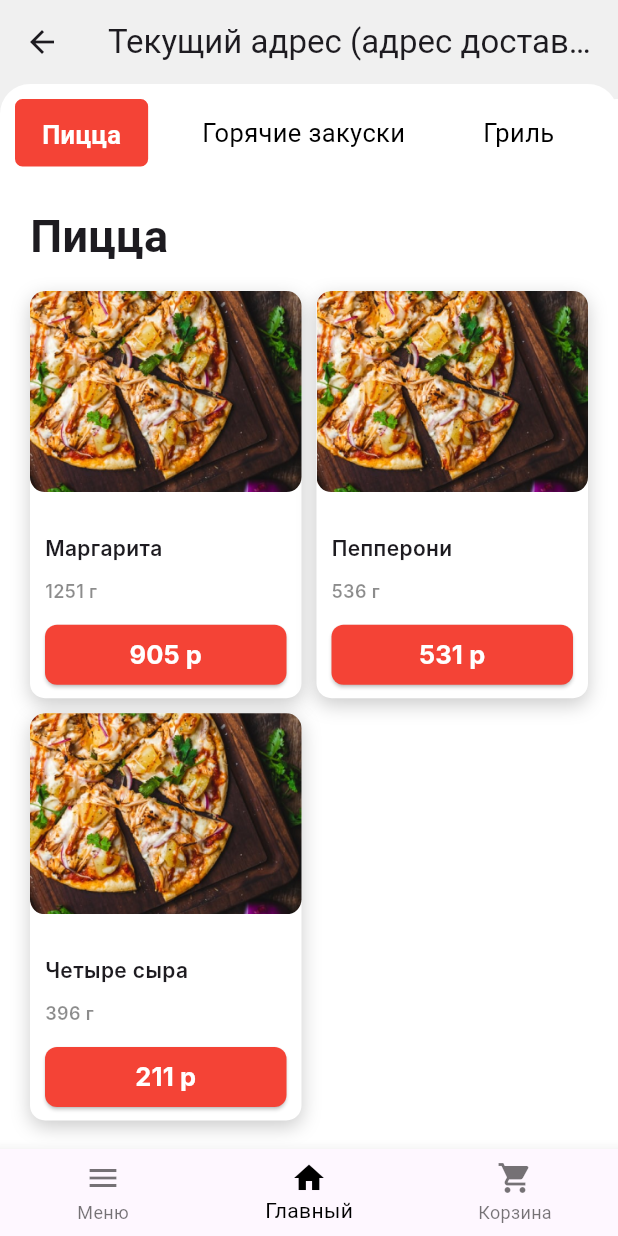
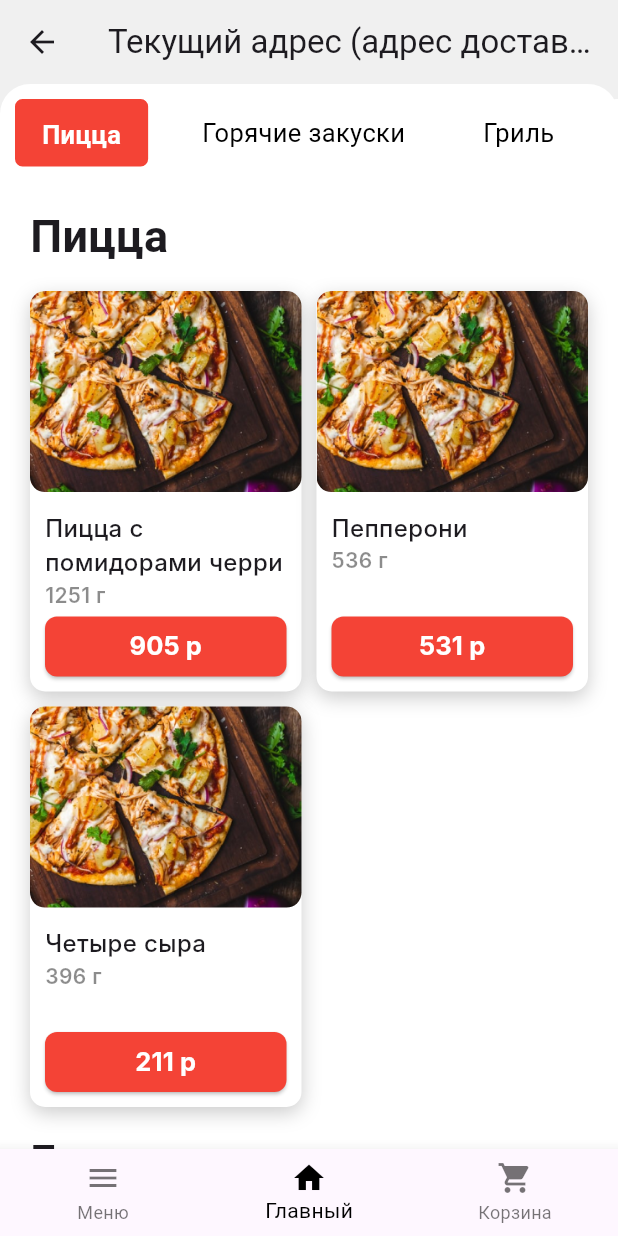
Before and after one commit to GerardDugal/pizza_and_flutter, a Flutter app: the Menu screen opened directly, after a tap on "Доставка", on a phone screen of 412 x 824 dp. Run offline on Flutter 3.47's test engine with Material 3 defaults, Android fonts, the phone set to English and light mode, and no system bars; our stand-ins replace ionicons; Roboto replaces fonts that are missing (Inter).

Commit message:
Почти закончил дизайн

```diff
--- a/lib/widget/menu/dishes.dart
+++ b/lib/widget/menu/dishes.dart
@@ -154,13 +154,18 @@ class Dishes extends StatelessWidget {
           ),
           Container(
             height: 120,
-            padding: EdgeInsets.fromLTRB(10, 5, 10, 0),
+            padding: EdgeInsets.fromLTRB(10, 0, 10, 6),
             child: Column(
-              mainAxisAlignment: MainAxisAlignment.spaceAround,
+              mainAxisAlignment: MainAxisAlignment.spaceBetween,
               crossAxisAlignment: CrossAxisAlignment.start,
               children: [
-                Text(dish_name, style: TextStyle(fontFamily: "Inter", fontSize: 14, fontWeight: FontWeight.w600)),
-                Text("${weight.toString()} г", style: TextStyle(fontFamily: "Inter", fontSize: 12, fontWeight: FontWeight.w600, color: Colors.black45)),
+                Column(
+                  crossAxisAlignment: CrossAxisAlignment.start,
+                  children: [
+                    Text(dish_name, style: TextStyle(fontFamily: "Inter", fontSize: 16, fontWeight: FontWeight.w500)),
+                    Text("${weight.toString()} г", style: TextStyle(fontFamily: "Inter", fontSize: 14, fontWeight: FontWeight.w600, color: Colors.black45)),
+                  ],
+                ),
                 // SizedBox(height: 20),
                 if (isInCart)
                   Row(
--- a/lib/widget/menu/menu.dart
+++ b/lib/widget/menu/menu.dart
@@ -17,7 +17,7 @@ List<Map<String, dynamic>> categorizedMenu = [
     'category': 'Пицца',
     'items': [
       Dishes(
-        dish_name: "Маргарита",
+        dish_name: "Пицца с помидорами черри",
         price: getRandomPrice(),
         weight: getRandomWeight(),
         description: "Классическая пицца с томатным соусом и свежей моцареллой.",
--- a/lib/widget/menu/menu_main.dart
+++ b/lib/widget/menu/menu_main.dart
@@ -12,17 +12,12 @@ class Menu extends StatefulWidget {
 class _MenuState extends State<Menu> {
   int _selectedIndex = 1;
   int _highlightedCategoryIndex = 0;
-  ScrollController _scrollController = ScrollController();
-  Map<String, GlobalKey> _categoryKeys = {};
+  final ScrollController _scrollController = ScrollController();
+  final Map<String, double> _categoryOffsets = {}; // Хранение позиций категорий
 
   @override
   void initState() {
     super.initState();
-
-    // Инициализация ключей для каждой категории
-    for (var category in categorizedMenu) {
-      _categoryKeys[category['category']] = GlobalKey();
-    }
 
     // Добавляем слушатель для скролла
     _scrollController.addListener(_onScroll);
@@ -31,43 +26,37 @@ class _MenuState extends State<Menu> {
   // Метод для обновления активной категории при скролле
   void _onScroll() {
     final scrollOffset = _scrollController.offset;
-    final screenHeight = MediaQuery.of(context).size.height;
+    for (int i = 0; i < categorizedMenu.length; i++) {
+      final offset = _categoryOffsets[categorizedMenu[i]['category']] ?? 0;
 
-    for (int i = 0; i < categorizedMenu.length; i++) {
-      final key = _categoryKeys[categorizedMenu[i]['category']];
-      if (key != null) {
-        final context = key.currentContext;
-        if (context != null) {
-          final box = context.findRenderObject() as RenderBox;
-
-          // Определение позиции категории
-          final categoryOffset = box.localToGlobal(Offset.zero).dy;
-          final categoryHeight = box.size.height;
-
-          // Проверяем, находится ли категория в пределах видимости экрана
-          if (categoryOffset + categoryHeight > 0 &&
-              categoryOffset < screenHeight) {
-            // Если категория в пределах видимости, обновляем подсветку
+      // Проверяем, попадает ли категория в видимую область экрана
+      if (scrollOffset >= offset - 200) {
         setState(() {
           _highlightedCategoryIndex = i;
         });
-            break; // Выходим из цикла при нахождении первой видимой категории
-          }
-        }
       }
     }
   }
 
-  // Метод для плавного скролла к нужной категории
-  void _scrollToCategory(String category) {
-    final key = _categoryKeys[category];
-    if (key != null) {
-      Scrollable.ensureVisible(
-        key.currentContext!,
+  // Метод для скролла к нужной категории
+  void _scrollToCategory(int index) {
+    final categoryOffset = _categoryOffsets[categorizedMenu[index]['category']] ?? 0;
+    _scrollController.animateTo(
+      categoryOffset,
       duration: Duration(milliseconds: 300),
-        alignment: 0.1,
+      curve: Curves.easeInOut,
     );
   }
+
+  // Метод для получения позиции категории при построении
+  void _onCategoryLayout(String category, BuildContext context) {
+    WidgetsBinding.instance.addPostFrameCallback((_) {
+      final RenderBox box = context.findRenderObject() as RenderBox;
+      final offset = box.localToGlobal(Offset.zero).dy + _scrollController.offset;
+      setState(() {
+        _categoryOffsets[category] = offset;
+      });
+    });
   }
 
   void _onItemTapped(int index) {
@@ -122,7 +111,7 @@ class _MenuState extends State<Menu> {
                   final isHighlighted = _highlightedCategoryIndex == index;
                   return GestureDetector(
                     onTap: () {
-                      _scrollToCategory(categorizedMenu[index]['category']);
+                      _scrollToCategory(index);
                     },
                     child: Container(
                       padding: EdgeInsets.symmetric(horizontal: 16, vertical: 10),
@@ -155,8 +144,10 @@ class _MenuState extends State<Menu> {
                   for (var category in categorizedMenu) ...[
                     // Якорь категории
                     SliverToBoxAdapter(
-                      key: _categoryKeys[category['category']],
-                      child: Padding(
+                      child: Builder(
+                        builder: (context) {
+                          _onCategoryLayout(category['category'], context);
+                          return Padding(
                             padding: const EdgeInsets.fromLTRB(20, 15, 0, 15),
                             child: Text(
                               category['category'],
@@ -165,6 +156,8 @@ class _MenuState extends State<Menu> {
                                 fontWeight: FontWeight.bold,
                               ),
                             ),
+                          );
+                        },
                       ),
                     ),
                     // Сетка с блюдами
@@ -175,7 +168,7 @@ class _MenuState extends State<Menu> {
                           crossAxisCount: 2,
                           crossAxisSpacing: 10.0,
                           mainAxisSpacing: 10.0,
-                          childAspectRatio: 2 / 3,
+                          childAspectRatio: 400 / 590,
                         ),
                         delegate: SliverChildBuilderDelegate(
                           (context, index) {
--- a/lib/widget/my_orders/delivery_orders/delivery_orders.dart
+++ b/lib/widget/my_orders/delivery_orders/delivery_orders.dart
@@ -157,6 +157,7 @@ class _DelivState extends State<Deliv> {
 
   Widget _DeliveryOrdersDetailed(){
     return Scaffold(
+      backgroundColor: Colors.white,
       appBar: AppBar(title: Center(
         child: Column(
           children: [
```
Also changed, not shown: lib/widget/bucket/bucket.dart (+100 -91 lines), lib/widget/my_orders/delivery_orders/delivery_orders_more_detailed.dart (+31 -18 lines). Lines whose indentation alone changed are shown as unchanged.
